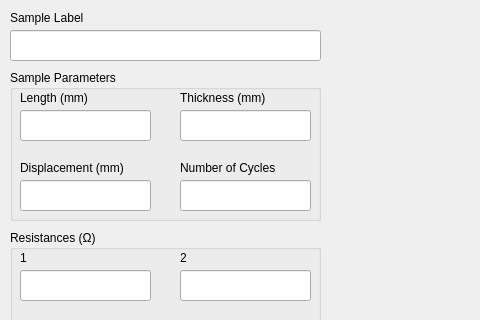
Qt form GUI/mainwindow.ui (Chunggkeys/CapstoneProject) before a commit; both pictures show x 0 to 480 and y 0 to 320 of the 800 by 479 pixel window.
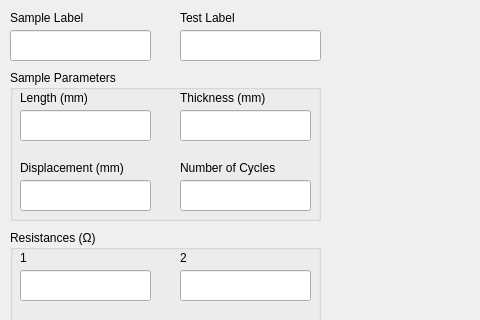
The same form after that commit. Custom widgets are drawn as their Qt base class.

Commit message: add test label field

Diff of the .ui file:
```diff
--- a/GUI/mainwindow.ui
+++ b/GUI/mainwindow.ui
@@ -311,7 +311,7 @@
      <rect>
       <x>10</x>
       <y>30</y>
-      <width>311</width>
+      <width>141</width>
       <height>31</height>
      </rect>
     </property>
@@ -329,6 +329,29 @@
      <string>Sample Label</string>
     </property>
    </widget>
+   <widget class="QLineEdit" name="input_tLabel">
+    <property name="geometry">
+     <rect>
+      <x>180</x>
+      <y>30</y>
+      <width>141</width>
+      <height>31</height>
+     </rect>
+    </property>
+   </widget>
+   <widget class="QLabel" name="label_tLabel">
+    <property name="geometry">
+     <rect>
+      <x>180</x>
+      <y>10</y>
+      <width>121</width>
+      <height>16</height>
+     </rect>
+    </property>
+    <property name="text">
+     <string>Test Label</string>
+    </property>
+   </widget>
    <zorder>SPgroupBox</zorder>
    <zorder>PTTgroupBox</zorder>
    <zorder>btn_start</zorder>
```
Left out of the diff: 3 changed lines with no effect on the pictures. The commit also changes 1 other file.
